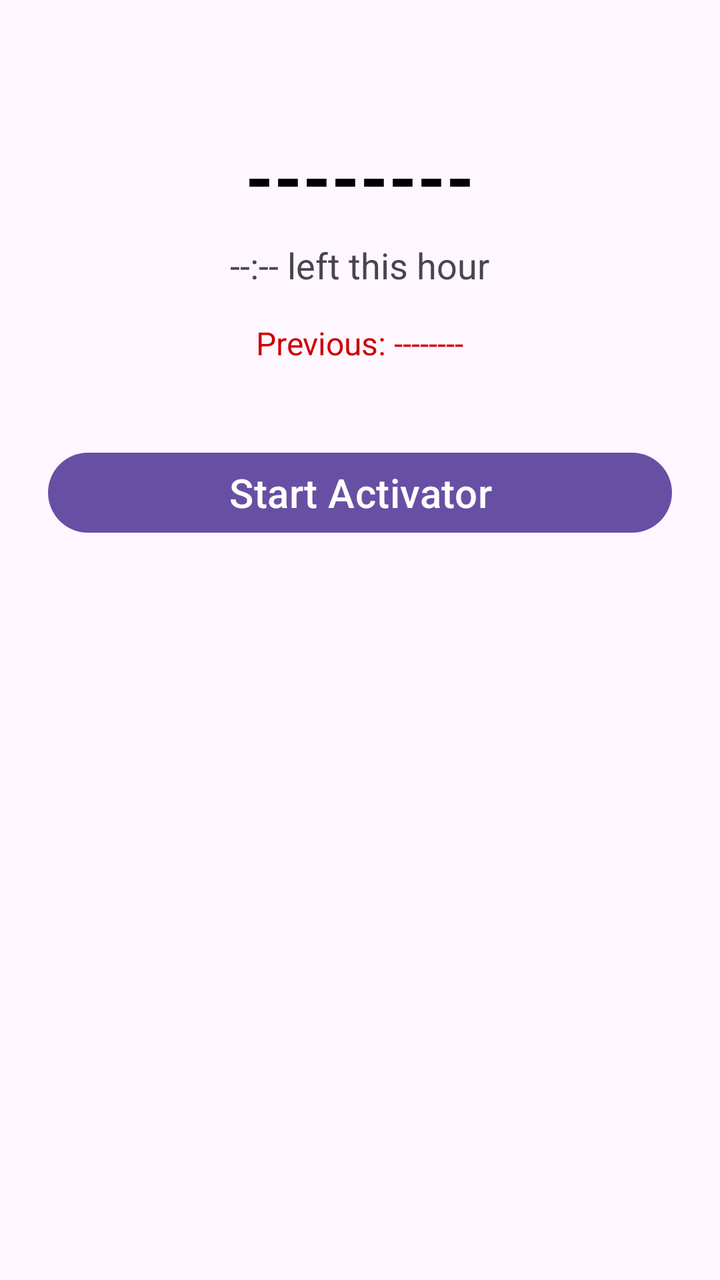
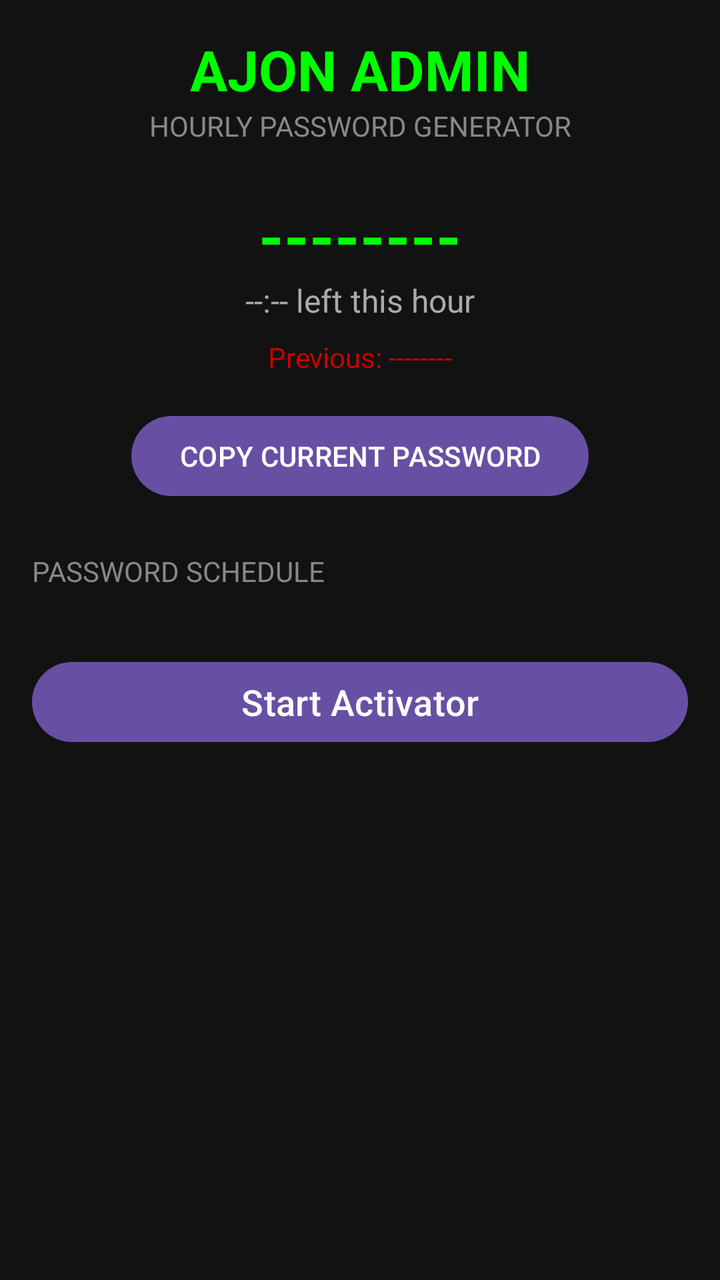

Two renders of the same Android screen: before a commit and after it. Below are the layout's source before the change and the commit's diff.
<!-- AndroidManifest.xml: application theme Theme.Material3.DayNight.NoActionBar -->
<!-- res/layout/activity_main.xml -->
<?xml version="1.0" encoding="utf-8"?>
<LinearLayout xmlns:android="http://schemas.android.com/apk/res/android"
    android:layout_width="match_parent"
    android:layout_height="match_parent"
    android:orientation="vertical"
    android:padding="24dp"
    android:gravity="center_horizontal">

    <TextView
        android:id="@+id/tvCurrentPassword"
        android:layout_width="wrap_content"
        android:layout_height="wrap_content"
        android:textSize="36sp"
        android:textStyle="bold"
        android:text="--------"
        android:textColor="#000000"
        android:layout_marginTop="40dp" />

    <TextView
        android:id="@+id/tvCountdown"
        android:layout_width="wrap_content"
        android:layout_height="wrap_content"
        android:textSize="18sp"
        android:text="--:-- left this hour"
        android:layout_marginTop="8dp" />

    <TextView
        android:id="@+id/tvPastPassword"
        android:layout_width="wrap_content"
        android:layout_height="wrap_content"
        android:textSize="16sp"
        android:text="Previous: --------"
        android:textColor="#CC0000"
        android:layout_marginTop="16dp" />

    <Button
        android:id="@+id/btnStart"
        android:layout_width="match_parent"
        android:layout_height="wrap_content"
        android:text="Start Activator"
        android:textSize="20sp"
        android:layout_marginTop="40dp" />

</LinearLayout>
<!-- resources referenced by this layout -->
<resources>

</resources>

<!-- the commit's change to res/layout/activity_main.xml (unified diff, before → after) -->
@@ -1,44 +1,91 @@
 <?xml version="1.0" encoding="utf-8"?>
-<LinearLayout xmlns:android="http://schemas.android.com/apk/res/android"
+<ScrollView xmlns:android="http://schemas.android.com/apk/res/android"
     android:layout_width="match_parent"
     android:layout_height="match_parent"
-    android:orientation="vertical"
-    android:padding="24dp"
-    android:gravity="center_horizontal">
+    android:background="#121212">
 
-    <TextView
-        android:id="@+id/tvCurrentPassword"
-        android:layout_width="wrap_content"
-        android:layout_height="wrap_content"
-        android:textSize="36sp"
-        android:textStyle="bold"
-        android:text="--------"
-        android:textColor="#000000"
-        android:layout_marginTop="40dp" />
-
-    <TextView
-        android:id="@+id/tvCountdown"
-        android:layout_width="wrap_content"
-        android:layout_height="wrap_content"
-        android:textSize="18sp"
-        android:text="--:-- left this hour"
-        android:layout_marginTop="8dp" />
-
-    <TextView
-        android:id="@+id/tvPastPassword"
-        android:layout_width="wrap_content"
-        android:layout_height="wrap_content"
-        android:textSize="16sp"
-        android:text="Previous: --------"
-        android:textColor="#CC0000"
-        android:layout_marginTop="16dp" />
-
-    <Button
-        android:id="@+id/btnStart"
+    <LinearLayout
         android:layout_width="match_parent"
         android:layout_height="wrap_content"
-        android:text="Start Activator"
-        android:textSize="20sp"
-        android:layout_marginTop="40dp" />
+        android:orientation="vertical"
+        android:padding="16dp">
 
-</LinearLayout>
+        <TextView
+            android:layout_width="match_parent"
+            android:layout_height="wrap_content"
+            android:text="AJON ADMIN"
+            android:textColor="#00FF00"
+            android:textSize="28sp"
+            android:textStyle="bold"
+            android:gravity="center" />
+
+        <TextView
+            android:layout_width="match_parent"
+            android:layout_height="wrap_content"
+            android:text="HOURLY PASSWORD GENERATOR"
+            android:textColor="#888888"
+            android:textSize="14sp"
+            android:gravity="center"
+            android:layout_marginBottom="24dp" />
+
+        <TextView
+            android:id="@+id/tvCurrentPassword"
+            android:layout_width="match_parent"
+            android:layout_height="wrap_content"
+            android:text="--------"
+            android:textColor="#00FF00"
+            android:textSize="32sp"
+            android:textStyle="bold"
+            android:gravity="center" />
+
+        <TextView
+            android:id="@+id/tvCountdown"
+            android:layout_width="match_parent"
+            android:layout_height="wrap_content"
+            android:text="--:-- left this hour"
+            android:textColor="#AAAAAA"
+            android:textSize="16sp"
+            android:gravity="center"
+            android:layout_marginBottom="8dp" />
+
+        <TextView
+            android:id="@+id/tvPastPassword"
+            android:layout_width="match_parent"
+            android:layout_height="wrap_content"
+            android:text="Previous: --------"
+            android:textColor="#CC0000"
+            android:textSize="14sp"
+            android:gravity="center"
+            android:layout_marginBottom="16dp" />
+
+        <Button
+            android:id="@+id/btnCopyCurrent"
+            android:layout_width="wrap_content"
+            android:layout_height="wrap_content"
+            android:text="COPY CURRENT PASSWORD"
+            android:layout_gravity="center"
+            android:layout_marginBottom="24dp" />
+
+        <TextView
+            android:layout_width="match_parent"
+            android:layout_height="wrap_content"
+            android:text="PASSWORD SCHEDULE"
+            android:textColor="#888888"
+            android:textSize="14sp"
+            android:layout_marginBottom="8dp" />
+
+        <LinearLayout
+            android:id="@+id/llPasswordList"
+            android:layout_width="match_parent"
+            android:layout_height="wrap_content"
+            android:orientation="vertical" />
+
+        <Button
+            android:id="@+id/btnStart"
+            android:layout_width="match_parent"
+            android:layout_height="wrap_content"
+            android:text="Start Activator"
+            android:textSize="18sp"
+            android:layout_marginTop="24dp" />
+    </LinearLayout>
+</ScrollView>
